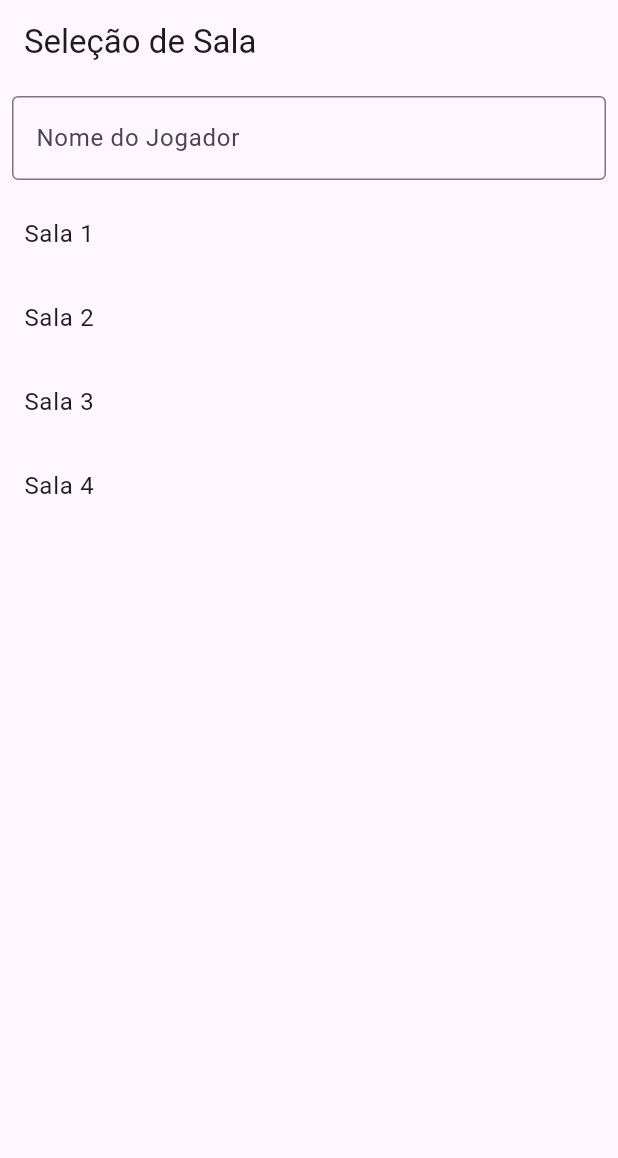
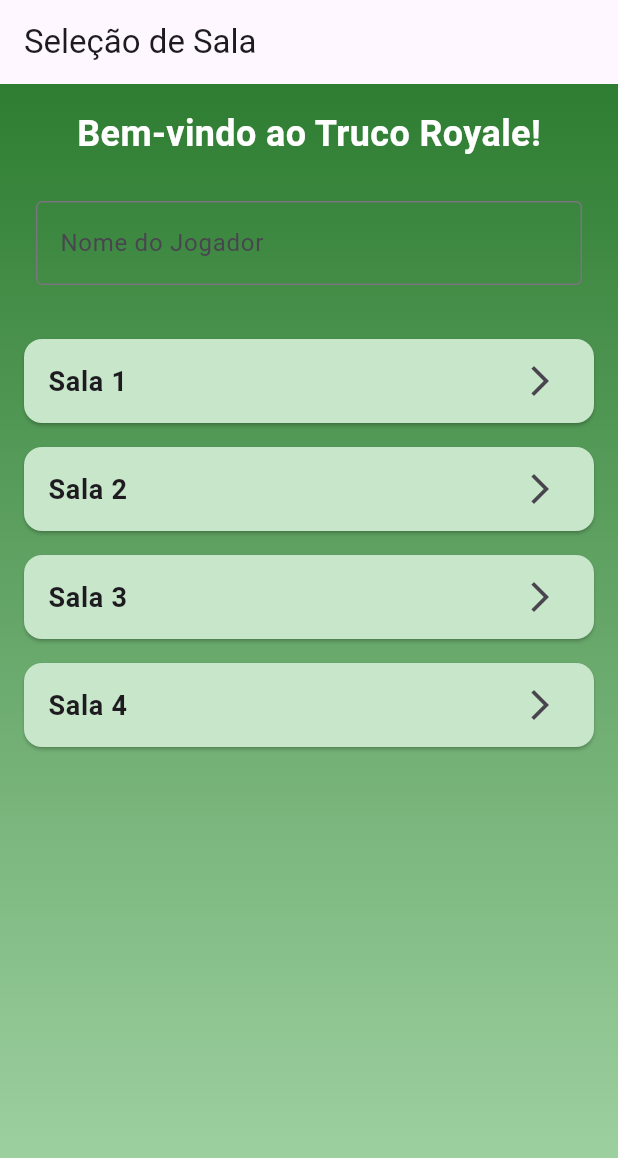
Before and after one commit to ronip31/testes_truco_view, a Flutter app: the screen it shows after launch, on a phone screen of 412 x 824 dp. Shown: the top 1158 px of the screen. Run offline on Flutter 3.47's test engine with Material 3 defaults, Android fonts, the phone set to English and light mode, and no system bars; our stand-ins replace cloud_firestore, firebase_core, tuple; accounts and stored records are empty.

```diff
--- a/lib/interface_user/room_selection_screen.dart
+++ b/lib/interface_user/room_selection_screen.dart
@@ -4,7 +4,6 @@ import 'package:cloud_firestore/cloud_firestore.dart';
 import '../widgets/playernameform.dart';
 import '../controls/game_screen.dart';
 import '../models/baralho.dart';
-
 
 class RoomSelectionScreen extends StatefulWidget {
   const RoomSelectionScreen({super.key});
@@ -41,6 +40,9 @@ class _RoomSelectionScreenState extends State<RoomSelectionScreen> {
     if (!roomSnapshot.exists) {
       await roomRef.set({
         'players': [playerName],
+        'gameState': {
+          'currentPlayerId': 1, // Inicialize com o primeiro jogador
+        },
       });
       isServer = true;
     } else {
@@ -97,7 +99,7 @@ class _RoomSelectionScreenState extends State<RoomSelectionScreen> {
   }
 
   void _waitForOpponent(DocumentReference roomRef, String playerName) {
-    roomSubscription?.cancel(); // Cancel any existing subscription
+    roomSubscription?.cancel(); // Cancela qualquer assinatura existente
     roomSubscription = roomRef.snapshots().listen((roomSnapshot) {
       if (!mounted) return;
 
@@ -120,20 +122,51 @@ class _RoomSelectionScreenState extends State<RoomSelectionScreen> {
   Widget build(BuildContext context) {
     return Scaffold(
       appBar: AppBar(
-        title: const Text('Seleção de Sala'),
+        title: const Text('Seleção de Sala') ,
       ),
-      body: Column(
+      body: Container(
+        padding: const EdgeInsets.all(16.0),
+        decoration: BoxDecoration(
+          gradient: LinearGradient(
+            colors: [Colors.green[800]!, Colors.green[200]!],
+            begin: Alignment.topCenter,
+            end: Alignment.bottomCenter,
+          ),
+        ),
+        child: Column(
           children: [
+            const Text(
+              'Bem-vindo ao Truco Royale!',
+              style: TextStyle(
+                fontSize: 24,
+                fontWeight: FontWeight.bold,
+                color: Colors.white,
+              ),
+            ),
+            const SizedBox(height: 20),
             PlayerNameForm(controller: _playerNameController),
+            const SizedBox(height: 20),
             Expanded(
-            child: ListView(
-              children: List.generate(4, (index) {
+              child: ListView.builder(
+                itemCount: 4,
+                itemBuilder: (context, index) {
                   final roomId = 'room${index + 1}';
-                return ListTile(
-                  title: Text('Sala ${index + 1}'),
+                  return Card(
+                    color: Colors.green[100],
+                    margin: const EdgeInsets.symmetric(vertical: 8.0),
+                    child: ListTile(
+                      title: Text(
+                        'Sala ${index + 1}',
+                        style: const TextStyle(
+                          fontSize: 18,
+                          fontWeight: FontWeight.bold,
+                        ),
+                      ),
+                      trailing: const Icon(Icons.arrow_forward_ios),
                       onTap: () => _joinRoom(context, roomId),
+                    ),
                   );
-              }),
+                },
               ),
             ),
             if (_waitingForOpponent)
@@ -142,12 +175,19 @@ class _RoomSelectionScreenState extends State<RoomSelectionScreen> {
                   children: [
                     CircularProgressIndicator(),
                     SizedBox(height: 10),
-                  Text('Aguardando oponente...'),
+                    Text(
+                      'Aguardando oponente...',
+                      style: TextStyle(
+                        fontSize: 18,
+                        color: Colors.white,
+                      ),
+                    ),
                   ],
                 ),
               ),
           ],
         ),
+      ),
     );
   }
 }
```
Also changed, not shown: lib/controls/game_logic.dart (+11 -0 lines), lib/controls/game_screen.dart (+49 -4 lines). Lines whose indentation alone changed are shown as unchanged.
